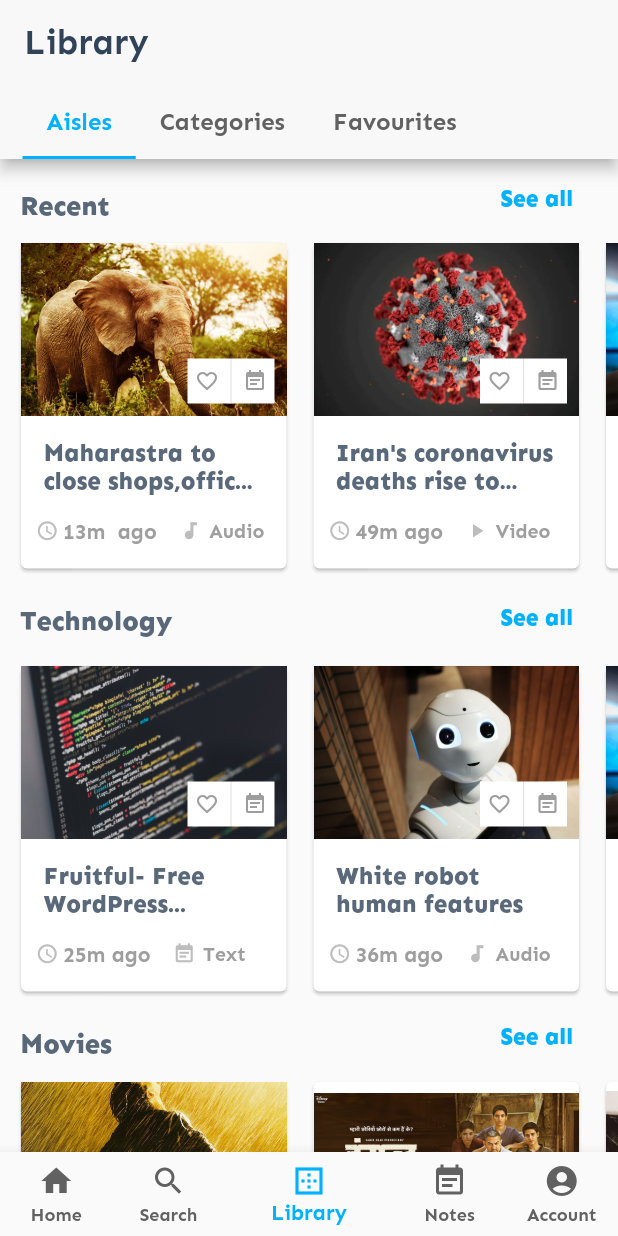
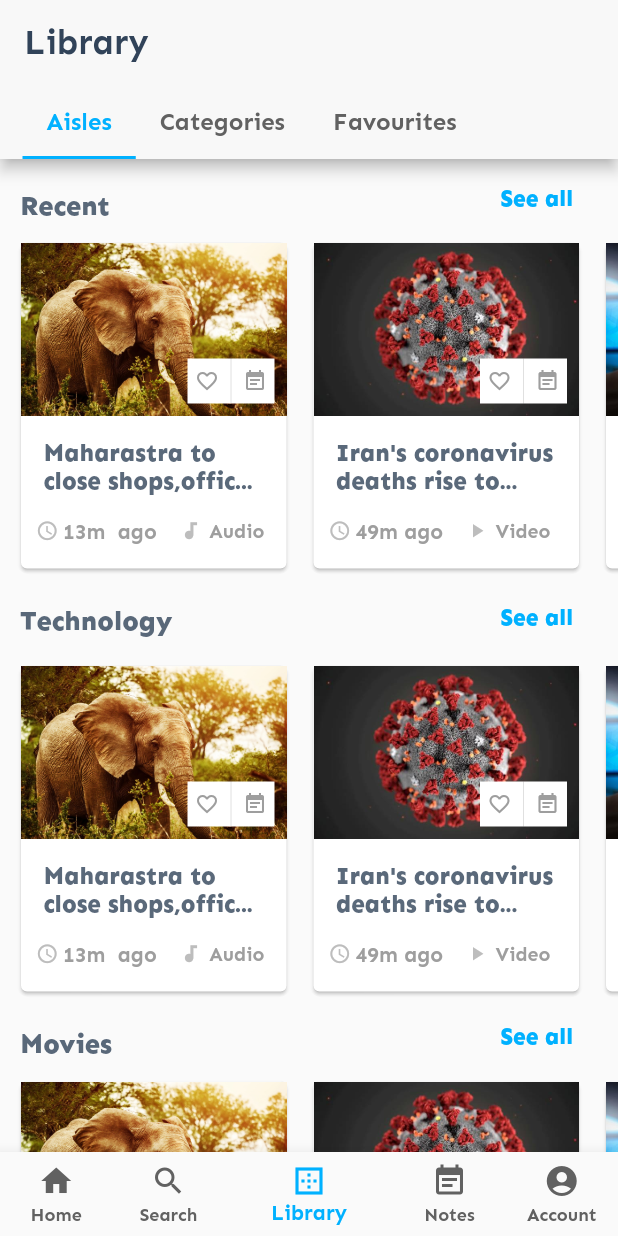
Before and after one commit to ashishdas1997/savay_demo, a Flutter app: the screen it shows after launch, on a phone screen of 412 x 824 dp. Run offline on Flutter 3.47's test engine with Material 2 defaults, Android fonts, the phone set to English and light mode, and no system bars.

Commit message:
Code Improvements

```diff
--- a/lib/models/article.dart
+++ b/lib/models/article.dart
@@ -2,6 +2,7 @@ import 'package:flutter/cupertino.dart';
 import 'package:flutter/foundation.dart';
 
 class Article {
+  final String type;
   final String id;
   final String title;
   final String imageLink;
@@ -10,7 +11,9 @@ class Article {
   bool isFavourite;
 
   Article(
-      {@required this.id,
+      {
+        @required this.type,
+        @required this.id,
       @required this.title,
       @required this.imageLink,
       @required this.addedTime,
--- a/lib/screens/article_card.dart
+++ b/lib/screens/article_card.dart
@@ -1,22 +1,24 @@
 import 'package:flutter/cupertino.dart';
 import 'package:flutter/material.dart';
+import '../services/article_services.dart';
 import '../models/article.dart';
 
 class ArticleCard extends StatefulWidget {
-  final String title;
-  final String imageLink;
-  final String addedTime;
-  final String contentType;
-
-  ArticleCard(this.title, this.imageLink, this.addedTime, this.contentType);
-
+  final Article artData;
+  ArticleCard({this.artData});
   @override
   _ArticleCardState createState() => _ArticleCardState();
 }
 
 class _ArticleCardState extends State<ArticleCard> {
-  bool isFavourite = false;
+bool isFavourite=false;
 
+void toggleFavouriteStatus() {
+  setState(() {
+    print(isFavourite);
+    isFavourite = !isFavourite;
+  });
+}
   @override
   Widget build(BuildContext context) {
     return Container(
@@ -32,8 +34,7 @@ class _ArticleCardState extends State<ArticleCard> {
                   children: <Widget>[
                     Stack(
                       children: <Widget>[
-                        Image.asset(
-                          widget.imageLink,
+                        Image.asset(widget.artData.imageLink,
                           width: 195,
                           height: 115,
                           fit: BoxFit.fitWidth,
@@ -53,10 +54,9 @@ class _ArticleCardState extends State<ArticleCard> {
                                   Container(
                                     padding: EdgeInsets.all(0.0),
                                     child: GestureDetector(
+                                      behavior: HitTestBehavior.translucent,
                                       child: Icon(
-                                        (isFavourite
-                                            ? Icons.favorite
-                                            : Icons.favorite_border),
+                                        (isFavourite ? Icons.favorite : Icons.favorite_border),
                                         color: Colors.grey,
                                         size: 16,
                                       ),
@@ -65,7 +65,7 @@ class _ArticleCardState extends State<ArticleCard> {
                                   ),
                                   VerticalDivider(),
                                   GestureDetector(
-                                    child: Icon(
+                                   child :  Icon(
                                       Icons.event_note,
                                       color: Colors.grey,
                                       size: 16,
@@ -82,7 +82,7 @@ class _ArticleCardState extends State<ArticleCard> {
                 Padding(
                   padding: EdgeInsets.all(15),
                   child: Text(
-                    widget.title,
+                    widget.artData.title,
                     style: TextStyle(
                         fontSize: 16,
                         color: Color.fromRGBO(49, 67, 89, 0.8),
@@ -103,19 +103,19 @@ class _ArticleCardState extends State<ArticleCard> {
                         width: 3,
                       ),
                       Text(
-                        widget.addedTime,
+                        widget.artData.addedTime,
                         style: TextStyle(fontSize: 14, color: Colors.grey),
                       ),
                       SizedBox(
                         width: 15,
                       ),
-                      (widget.contentType == 'Audio')
+                      (widget.artData.contentType == 'Audio')
                           ? Icon(
                               Icons.audiotrack,
                               size: 15,
                               color: Colors.grey.shade400,
                             )
-                          : (widget.contentType == 'Video')
+                          : (widget.artData.contentType == 'Video')
                               ? Icon(
                                   Icons.play_arrow,
                                   size: 15,
@@ -130,7 +130,7 @@ class _ArticleCardState extends State<ArticleCard> {
                         width: 5,
                       ),
                       Text(
-                        widget.contentType,
+                        widget.artData.contentType,
                         style: TextStyle(fontSize: 13, color: Colors.grey),
                       )
                     ],
@@ -142,9 +142,5 @@ class _ArticleCardState extends State<ArticleCard> {
     );
   }
 
-  void toggleFavouriteStatus() {
-    setState(() {
-      isFavourite = !isFavourite;
-    });
-  }
+
 }
--- a/lib/screens/article_screen.dart
+++ b/lib/screens/article_screen.dart
@@ -1,6 +1,6 @@
 import 'package:flutter/cupertino.dart';
 import 'package:flutter/material.dart';
-import '../models/article_services.dart';
+import '../services/article_services.dart';
 import 'article_card.dart';
 
 class ArticleScreen extends StatelessWidget {
@@ -83,13 +83,8 @@ class ArticleScreen extends StatelessWidget {
               SingleChildScrollView(
                 scrollDirection: Axis.horizontal,
                 child: Row(
-                  children: Recent_Articles.map(
-                    (artData) => ArticleCard(
-                      artData.title,
-                      artData.imageLink,
-                      artData.addedTime,
-                      artData.contentType,
-                    ),
+                  children: Services.map(
+                    (artData) => ArticleCard(artData: artData),
                   ).toList(),
                 ),
               ),
@@ -125,12 +120,7 @@ class ArticleScreen extends StatelessWidget {
               SingleChildScrollView(
                 scrollDirection: Axis.horizontal,
                 child: Row(
-                  children: Technology_Articles.map((techData) => ArticleCard(
-                        techData.title,
-                        techData.imageLink,
-                        techData.addedTime,
-                        techData.contentType,
-                      )).toList(),
+                  children: Services.map((artData) => ArticleCard(artData: artData)).toList(),
                 ),
               ),
               Row(
@@ -161,12 +151,7 @@ class ArticleScreen extends StatelessWidget {
               SingleChildScrollView(
                 scrollDirection: Axis.horizontal,
                 child: Row(
-                  children: Movie_Articles.map((movieData) => ArticleCard(
-                        movieData.title,
-                        movieData.imageLink,
-                        movieData.addedTime,
-                        movieData.contentType,
-                      )).toList(),
+                  children: Services.map((artData) => ArticleCard(artData: artData)).toList(),
                 ),
               ),
             ],
--- a/lib/models/article_services.dart
+++ b/lib/services/article_services.dart
@@ -1,14 +1,17 @@
 import 'package:flutter/material.dart';
-import 'article.dart';
+import '../models/article.dart';
 
-final Recent_Articles = [
-  Article(
+final Services =[
+    Article(
+
+      type: 'recent',
       id: 'r1',
       title: "Maharastra to close shops,offic...",
       imageLink: "images/elephant.jpg",
       addedTime: "13m  ago",
       contentType: "Audio"),
   Article(
+    type: 'recent',
     id: 'r2',
     title: "Iran's coronavirus deaths rise to...",
     imageLink: "images/covid.jpg",
@@ -16,51 +19,55 @@ final Recent_Articles = [
     contentType: "Video",
   ),
   Article(
+      type: 'recent',
       id: 'r3',
       title: "Iot myth part 4 detailed",
       imageLink: "images/iot.jpg",
       addedTime: "3hr ago",
       contentType: "Text"),
-];
 
-final Technology_Articles = [
   Article(
+      type: 'technology',
       id: 't1',
       title: "Fruitful- Free WordPress...",
       imageLink: "images/wordpress.jpg",
       addedTime: "25m ago",
       contentType: "Text"),
   Article(
+      type: 'technology',
       id: 't2',
       title: "White robot human features",
       imageLink: "images/robo.jpg",
       addedTime: "36m ago",
       contentType: "Audio"),
   Article(
+      type: 'technology',
       id: 't3',
       title: "Iot myth part 4 detailed",
       imageLink: "images/iot.jpg",
       addedTime: "3hr ago",
       contentType: "Video"),
-];
 
-final Movie_Articles = [
   Article(
+    type: 'movies',
       id: 'm1',
       title: "The Shawshank Redemption-Mov.. ",
       imageLink: "images/shr.jpg",
       addedTime: "5m ago",
       contentType: "Video"),
   Article(
+      type: 'movies',
       id: 'm2',
       title: "Dangal-Official Trailer",
       imageLink: "images/dangal.jpg",
       addedTime: "26m ago",
       contentType: "Video"),
   Article(
+      type: 'movies',
       id: 'm3',
       title: "Review- The Fault in Our Stars",
       imageLink: "images/fault.jpg",
       addedTime: "1hr ago",
       contentType: "Text"),
+
 ];
```
Also changed, not shown: 1 other file.
